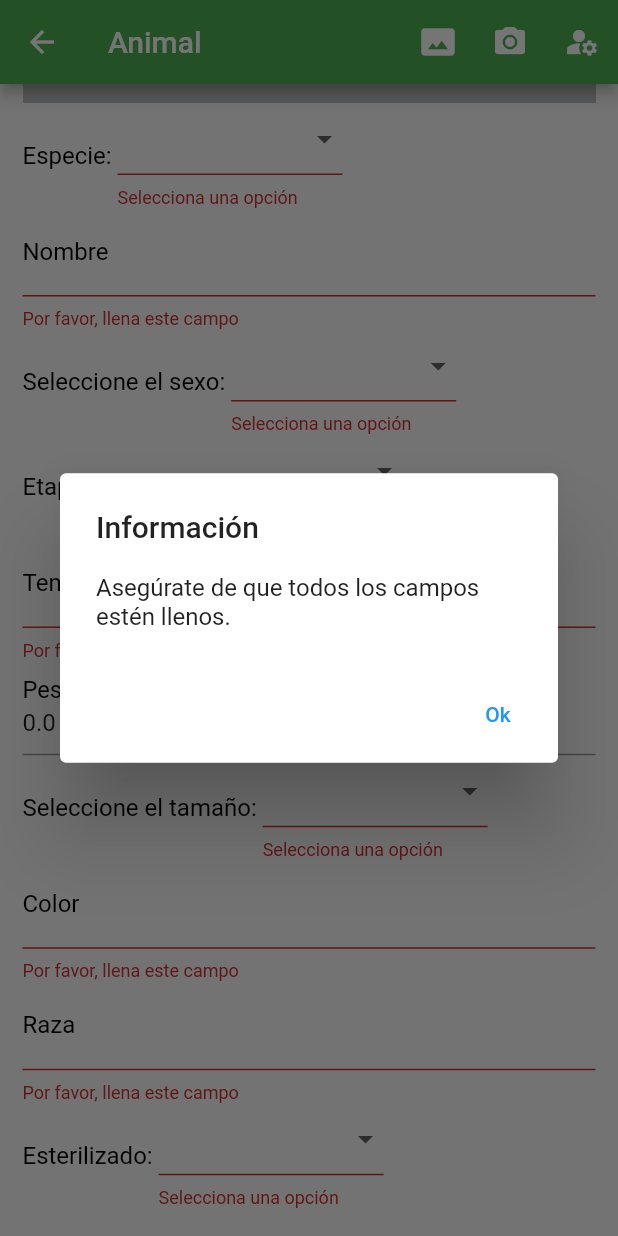
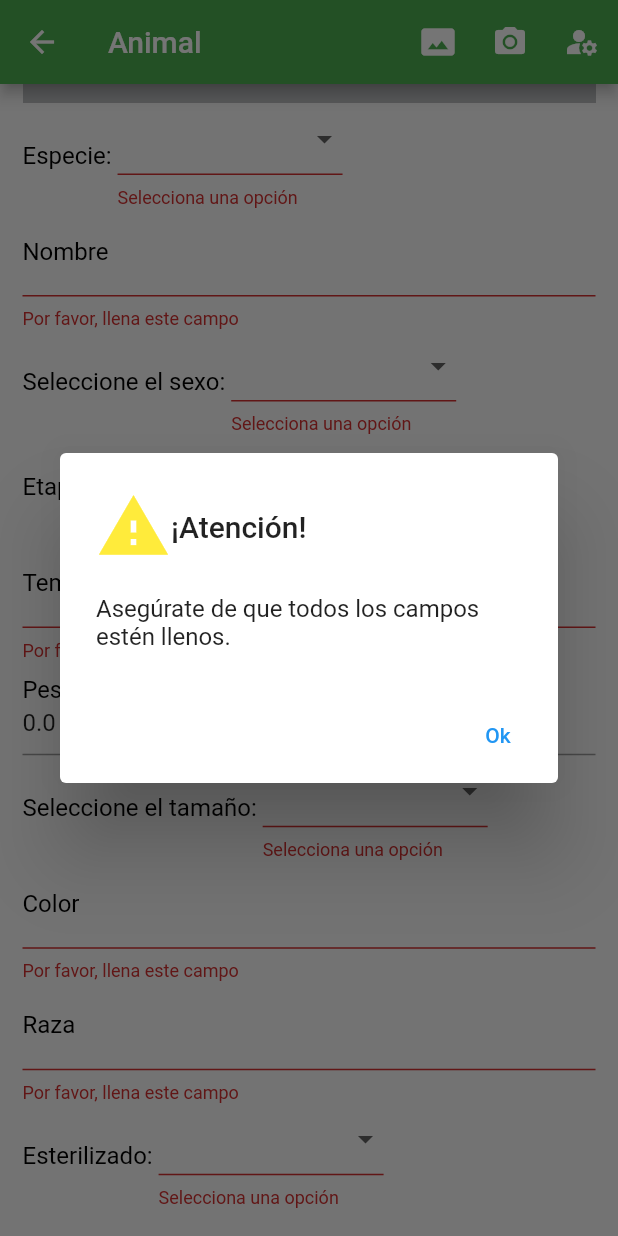
Before and after one commit to DannyMar25/AdminAppPAE, a Flutter app: the AnimalPage screen opened by its route, scrolled down 319 dp, after a tap on "Guardar", on a phone screen of 412 x 824 dp. Run offline on Flutter 3.47's test engine with Material 2 defaults, Android fonts, the phone set to English and light mode, and no system bars; our stand-ins replace accordion, cloud_firestore, firebase_auth, firebase_core, firebase_database, firebase_storage and 6 more; missing offline and left inert: number_inc_dec, syncfusion_flutter_pdf, syncfusion_flutter_pdfviewer; accounts and stored records are empty.

Commit message:
fix gallery

```diff
--- a/lib/src/utils/utils.dart
+++ b/lib/src/utils/utils.dart
@@ -15,7 +15,16 @@ void mostrarAlerta(BuildContext context, String mensaje) {
       context: context,
       builder: (context) {
         return AlertDialog(
-          title: Text('Información'),
+          title: Row(
+            children: const [
+              Icon(
+                Icons.warning_outlined,
+                color: Colors.yellow,
+                size: 50,
+              ),
+              Text('¡Atención!'),
+            ],
+          ),
           content: Text(mensaje),
           actions: [
             TextButton(
@@ -120,7 +129,16 @@ void mostrarAlertaBorrar(BuildContext context, String mensaje, String id) {
       context: context,
       builder: (context) {
         return AlertDialog(
-          title: Text('¡Atención!'),
+          title: Row(
+            children: const [
+              Icon(
+                Icons.warning_outlined,
+                color: Colors.yellow,
+                size: 50,
+              ),
+              Text('¡Atención!'),
+            ],
+          ),
           content: Text(mensaje),
           actions: [
             TextButton(
```
Also changed, not shown: lib/src/pages/galeriaMascotas_page.dart (+18 -27 lines), lib/src/pages/resultados_busqueda_page.dart (+7 -13 lines).
